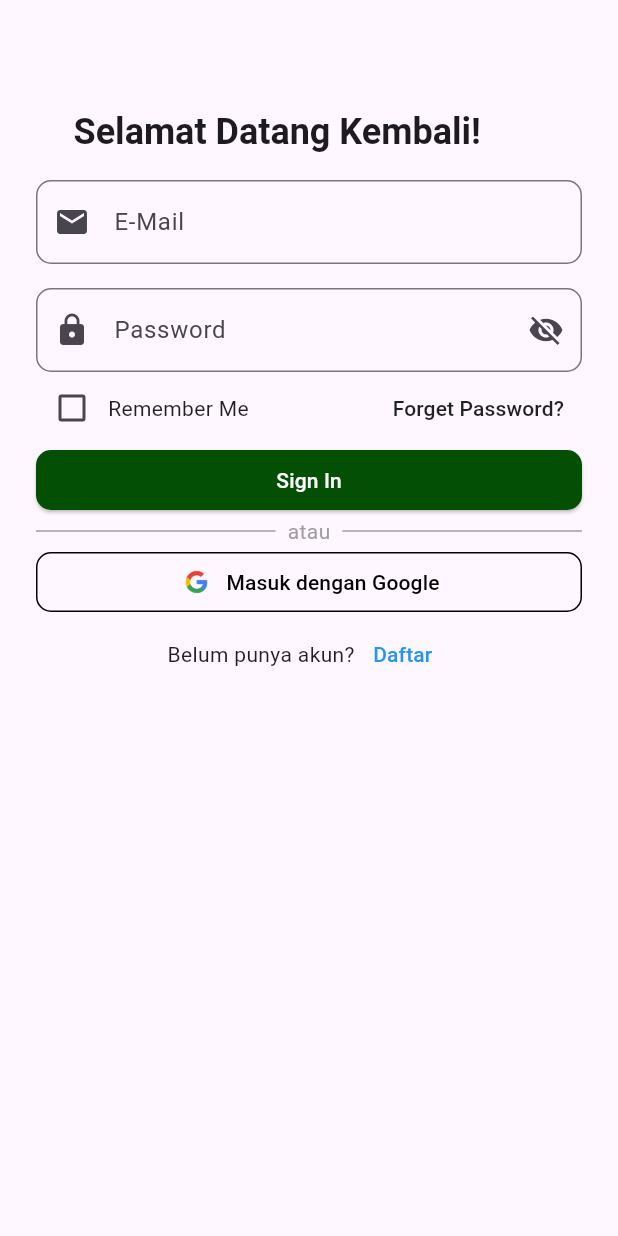
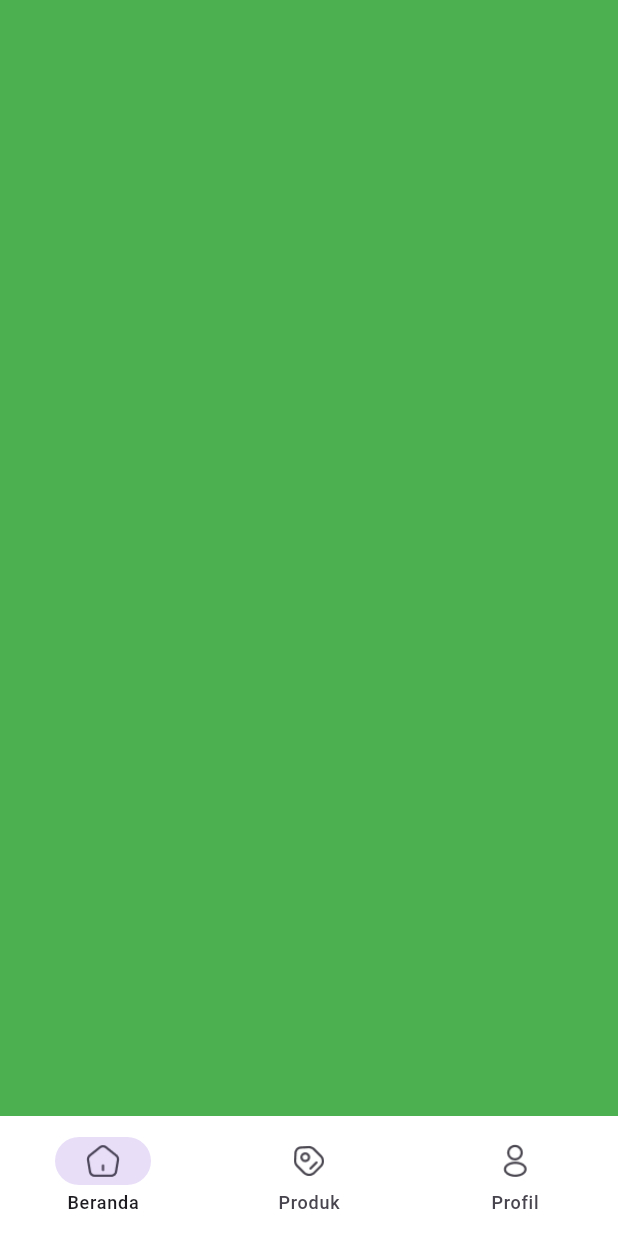
Before and after one commit to LeafLoom-PPB-MM4/LeafLoomApps, a Flutter app: the screen it shows after launch, after a tap on "Sign In", on a phone screen of 412 x 824 dp. Run offline on Flutter 3.47's test engine with Material 3 defaults, Android fonts, the phone set to English and light mode, and no system bars; our stand-ins replace get, get_storage, logger.

Commit message:
navigation bar
dah ya, besok lagi. mau kejar revisian

```diff
--- a/leafloomapp/lib/features/authentication/screens/login/login.dart
+++ b/leafloomapp/lib/features/authentication/screens/login/login.dart
@@ -1,6 +1,7 @@
 import 'package:flutter/material.dart';
 import 'package:leafloom/common/styles/spacing_styles.dart';
 import 'package:leafloom/features/authentication/screens/signup/signup.dart';
+import 'package:leafloom/navigation_menu.dart';
 import 'package:leafloom/utils/constants/image_strings.dart';
 import 'package:leafloom/utils/constants/sizes.dart';
 import 'package:leafloom/utils/constants/text_strings.dart'; // Import the SignUpScreen
@@ -128,13 +129,17 @@ class _LoginScreenState extends State<LoginScreen> {
                       width: double.infinity,
                       child: ElevatedButton(
                         onPressed: () {
-                          // Tambahkan logika untuk tombol masuk
+                          // Tambahkan logika untuk navigasi ke NavigationMenu
+                          Navigator.pushReplacement(
+                            context,
+                            MaterialPageRoute(
+                                builder: (context) => NavigationMenu()),
+                          );
                         },
                         style: ElevatedButton.styleFrom(
                           backgroundColor: Color.fromARGB(255, 3, 79, 4),
                           shape: RoundedRectangleBorder(
-                            borderRadius: BorderRadius.circular(
-                                10), // Sesuaikan dengan radius yang diinginkan
+                            borderRadius: BorderRadius.circular(10),
                           ),
                         ),
                         child: Text(
--- /dev/null
+++ b/leafloomapp/lib/navigation_menu.dart
@@ -0,0 +1,50 @@
+import 'package:flutter/material.dart';
+import 'package:get/get.dart';
+
+class NavigationMenu extends StatelessWidget {
+  const NavigationMenu({Key? key});
+
+  @override
+  Widget build(BuildContext context) {
+    final controller = Get.put(NavigationController());
+    return Scaffold(
+      body: Obx(
+        () => controller.screens[controller.selectedIndex.value],
+      ),
+      bottomNavigationBar: Obx(
+        () => NavigationBar(
+          height: 80,
+          elevation: 0,
+          selectedIndex: controller.selectedIndex.value,
+          onDestinationSelected: (index) =>
+              controller.selectedIndex.value = index,
+          backgroundColor: Colors.white, // Atur warna latar belakang di sini
+          destinations: const [
+            NavigationDestination(
+              icon: ImageIcon(AssetImage('assets/icons/beranda.png')),
+              label: 'Beranda',
+            ),
+            NavigationDestination(
+              icon: ImageIcon(AssetImage('assets/icons/produk.png')),
+              label: 'Produk',
+            ),
+            NavigationDestination(
+              icon: ImageIcon(AssetImage('assets/icons/profile.png')),
+              label: 'Profil',
+            ),
+          ],
+        ),
+      ),
+    );
+  }
+}
+
+class NavigationController extends GetxController {
+  final RxInt selectedIndex = 0.obs;
+
+  final List<Widget> screens = [
+    Container(color: Colors.green),
+    Container(color: Colors.purple),
+    Container(color: Colors.orange),
+  ];
+}
--- a/leafloomapp/lib/utils/https/http_client.dart
+++ b/leafloomapp/lib/utils/https/http_client.dart
@@ -1,6 +1,5 @@
 import 'dart:convert';
 import 'package:http/http.dart' as http; // Tambahkan ini
-import 'package:get/get.dart';
 
 class LHttpHelper {
   static const String _baseUrl =
```
Also changed, not shown: leafloomapp/lib/utils/helpers/helper_function.dart (+14 -66 lines), leafloomapp/assets/icons/beranda.png (added), leafloomapp/assets/icons/produk.png (added), leafloomapp/assets/icons/profile.png (added).
